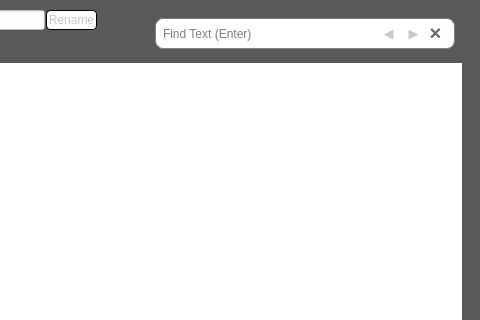
First picture: the form in GUI/ui/dialog_viewer.ui, repository dudtj5307/CSV-Viewer, before the edit; both pictures show x 645 to 1125 and y 0 to 320 of the 1125 by 702 pixel window.
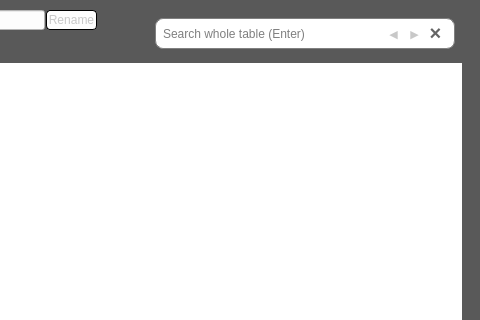
Second picture: the form after the edit.

Patch:
```diff
--- a/GUI/ui/dialog_viewer.ui
+++ b/GUI/ui/dialog_viewer.ui
@@ -126,7 +126,7 @@
         <string/>
        </property>
        <property name="placeholderText">
-        <string>Find Text (Enter)</string>
+        <string>Search whole table (Enter)</string>
        </property>
       </widget>
       <widget class="QPushButton" name="button_forward">
@@ -135,7 +135,7 @@
        </property>
        <property name="geometry">
         <rect>
-         <x>223</x>
+         <x>228</x>
          <y>5</y>
          <width>21</width>
          <height>21</height>
@@ -143,7 +143,7 @@
        </property>
        <property name="font">
         <font>
-         <pointsize>10</pointsize>
+         <pointsize>8</pointsize>
          <bold>true</bold>
         </font>
        </property>
@@ -179,7 +179,7 @@
        </property>
        <property name="geometry">
         <rect>
-         <x>248</x>
+         <x>249</x>
          <y>5</y>
          <width>21</width>
          <height>21</height>
@@ -187,7 +187,7 @@
        </property>
        <property name="font">
         <font>
-         <pointsize>10</pointsize>
+         <pointsize>8</pointsize>
          <bold>true</bold>
         </font>
        </property>
@@ -260,7 +260,7 @@
       <widget class="QLabel" name="label_idx_count">
        <property name="geometry">
         <rect>
-         <x>129</x>
+         <x>134</x>
          <y>5</y>
          <width>91</width>
          <height>21</height>
```
Left out of the diff: 2 changed lines with no effect on the pictures.
